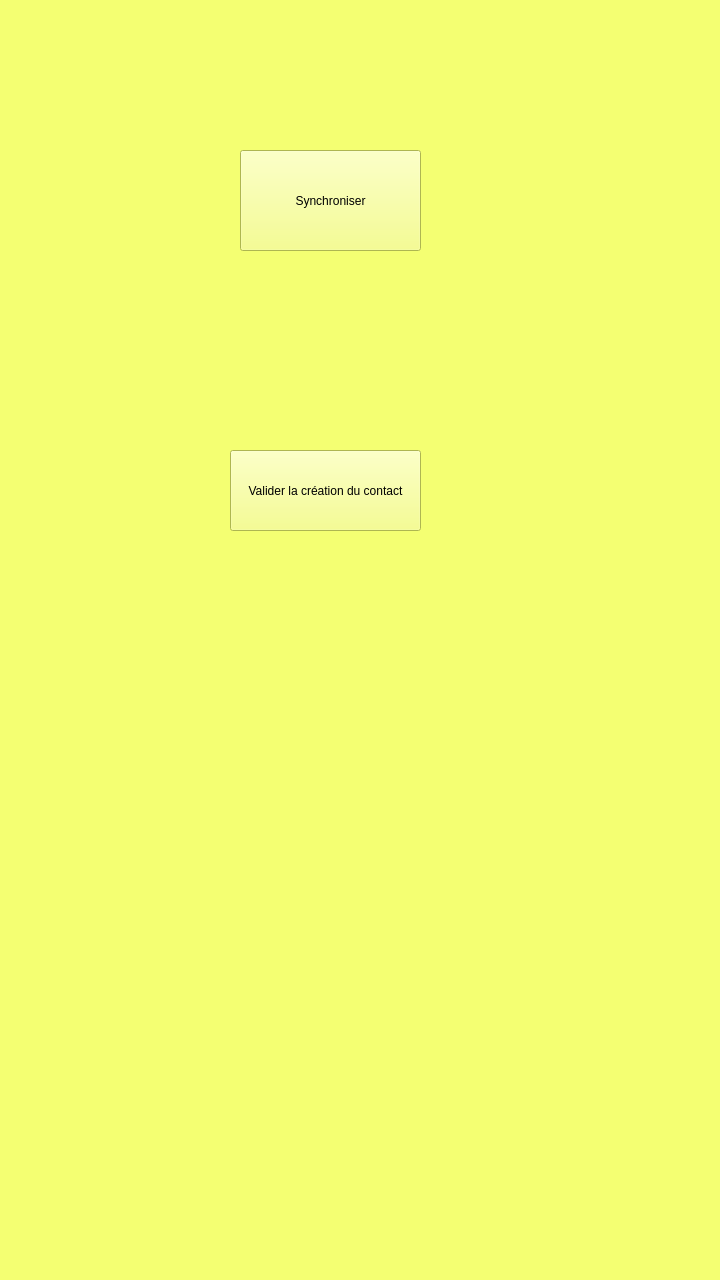
Old version of the form newcontactwindow.ui in the repository dbuhon/KeepItSecret.
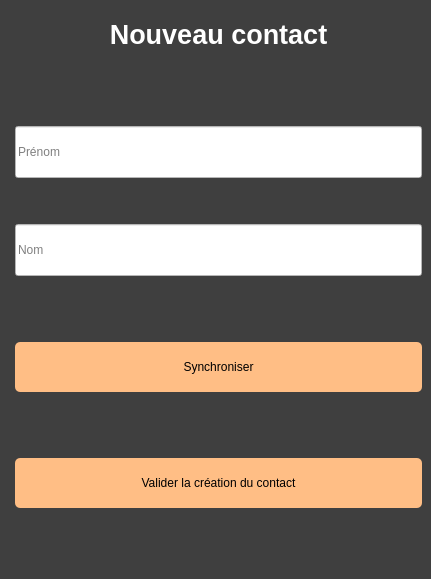
New version of the form.

```diff
--- a/newcontactwindow.ui
+++ b/newcontactwindow.ui
@@ -6,43 +6,109 @@
    <rect>
     <x>0</x>
     <y>0</y>
-    <width>720</width>
-    <height>1280</height>
+    <width>431</width>
+    <height>579</height>
    </rect>
   </property>
   <property name="windowTitle">
    <string>MainWindow</string>
   </property>
   <property name="styleSheet">
-   <string notr="true">background-color: rgb(244, 255, 114);</string>
+   <string notr="true">background-color: rgb(63, 63, 63);
+color: rgb(255, 255, 255);</string>
   </property>
   <widget class="QWidget" name="centralwidget">
-   <widget class="QPushButton" name="pushButton_sync">
-    <property name="geometry">
-     <rect>
-      <x>240</x>
-      <y>150</y>
-      <width>181</width>
-      <height>101</height>
-     </rect>
-    </property>
-    <property name="text">
-     <string>Synchroniser</string>
-    </property>
-   </widget>
-   <widget class="QPushButton" name="pushButton_createContact">
-    <property name="geometry">
-     <rect>
-      <x>230</x>
-      <y>450</y>
-      <width>191</width>
-      <height>81</height>
-     </rect>
-    </property>
-    <property name="text">
-     <string>Valider la création du contact</string>
-    </property>
-   </widget>
+   <layout class="QVBoxLayout" name="verticalLayout">
+    <item>
+     <layout class="QHBoxLayout" name="horizontalLayout">
+      <item>
+       <layout class="QFormLayout" name="formLayout">
+        <item row="1" column="1">
+         <widget class="QLineEdit" name="lineEdit_contactFirstname">
+          <property name="styleSheet">
+           <string notr="true">color: rgb(0, 0, 0);
+background-color: rgb(255, 255, 255);
+height: 50px;
+margin-top:60%;</string>
+          </property>
+          <property name="placeholderText">
+           <string>Prénom</string>
+          </property>
+         </widget>
+        </item>
+        <item row="2" column="1">
+         <widget class="QLineEdit" name="lineEdit_contactLastname">
+          <property name="styleSheet">
+           <string notr="true">color: rgb(0, 0, 0);
+background-color: rgb(255, 255, 255);
+height: 50px;
+margin-top:40%;</string>
+          </property>
+          <property name="placeholderText">
+           <string>Nom</string>
+          </property>
+         </widget>
+        </item>
+        <item row="3" column="1">
+         <widget class="QPushButton" name="pushButton_sync">
+          <property name="styleSheet">
+           <string notr="true">border-radius: 5px;
+background-color: rgb(255, 190, 133);
+margin-top: 60%;
+height: 50px;
+color: black;</string>
+          </property>
+          <property name="text">
+           <string>Synchroniser</string>
+          </property>
+         </widget>
+        </item>
+        <item row="4" column="1">
+         <widget class="QPushButton" name="pushButton_createContact">
+          <property name="styleSheet">
+           <string notr="true">border-radius: 5px;
+background-color: rgb(255, 190, 133);
+margin-top: 60%;
+height: 50px;
+color: black;</string>
+          </property>
+          <property name="text">
+           <string>Valider la création du contact</string>
+          </property>
+         </widget>
+        </item>
+        <item row="0" column="1">
+         <widget class="QLabel" name="label_title">
+          <property name="minimumSize">
+           <size>
+            <width>221</width>
+            <height>51</height>
+           </size>
+          </property>
+          <property name="font">
+           <font>
+            <pointsize>20</pointsize>
+            <weight>75</weight>
+            <bold>true</bold>
+            <kerning>true</kerning>
+           </font>
+          </property>
+          <property name="text">
+           <string>Nouveau contact</string>
+          </property>
+          <property name="alignment">
+           <set>Qt::AlignCenter</set>
+          </property>
+          <property name="wordWrap">
+           <bool>false</bool>
+          </property>
+         </widget>
+        </item>
+       </layout>
+      </item>
+     </layout>
+    </item>
+   </layout>
   </widget>
   <widget class="QMenuBar" name="menubar">
    <property name="geometry">
```
Left out of the diff: 2 changed lines with no effect on the pictures.
